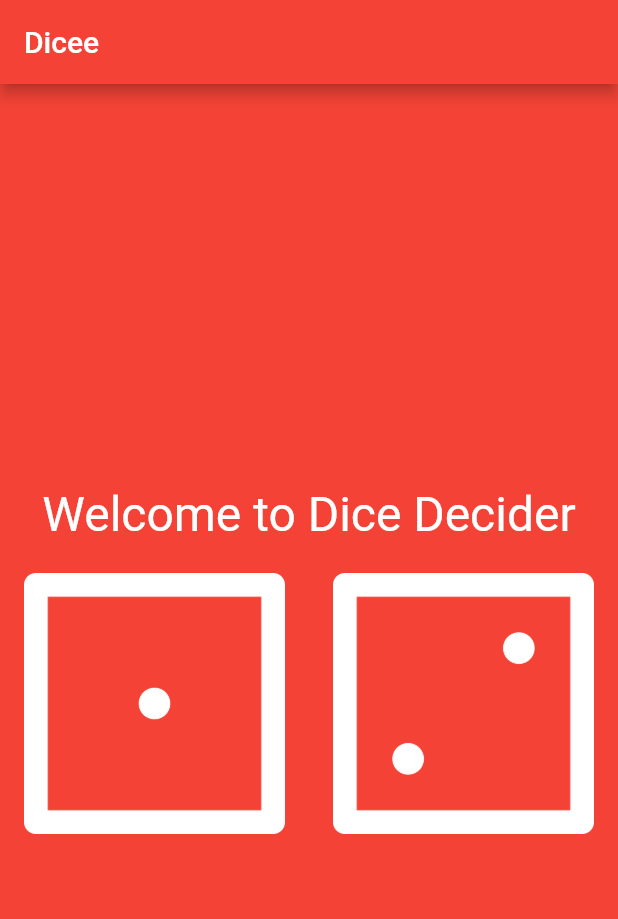
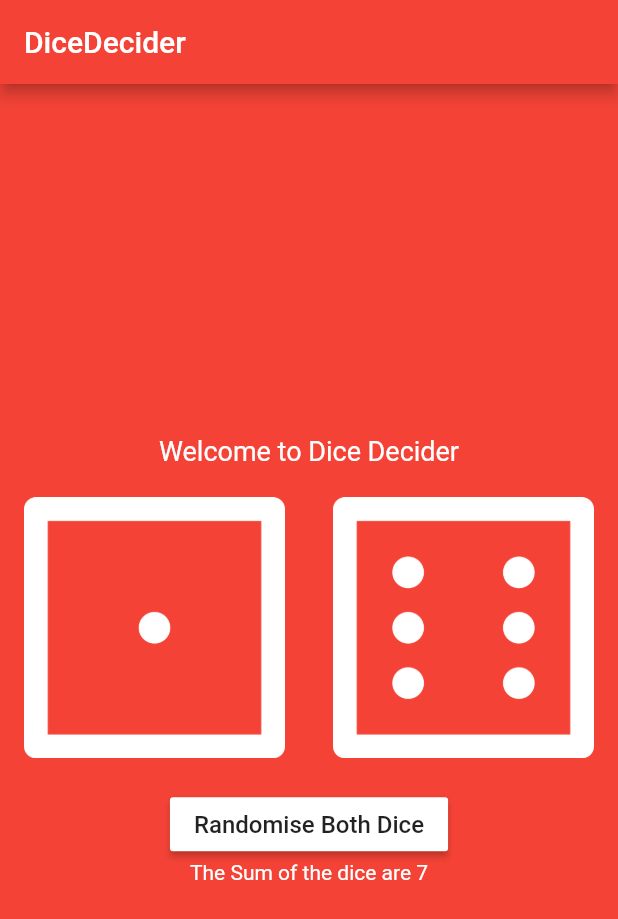
Before and after one commit to DarthBenro008/hello-flutter, a Flutter app: the screen it shows after launch, on a phone screen of 412 x 824 dp. Shown: the top 919 px of the screen. Run offline on Flutter 3.47's test engine with Material 2 defaults, Android fonts, the phone set to English and light mode, and no system bars.

Commit message:
DiceDecider: Stateful widgets and completion

```diff
--- a/dice-decider/lib/main.dart
+++ b/dice-decider/lib/main.dart
@@ -1,4 +1,5 @@
 import 'package:flutter/material.dart';
+import 'dart:math';
 
 void main() {
   return runApp(
@@ -6,7 +7,7 @@ void main() {
       home: Scaffold(
         backgroundColor: Colors.red,
         appBar: AppBar(
-          title: Text('Dicee'),
+          title: Text('DiceDecider'),
           backgroundColor: Colors.red,
         ),
         body: DicePage(),
@@ -15,7 +16,14 @@ void main() {
   );
 }
 
-class DicePage extends StatelessWidget {
+class DicePage extends StatefulWidget {
+  @override
+  _DicePageState createState() => _DicePageState();
+}
+
+class _DicePageState extends State<DicePage> {
+  int leftDice = 1;
+  int rightDice = 6;
   @override
   Widget build(BuildContext context) {
     return Column(
@@ -24,7 +32,7 @@ class DicePage extends StatelessWidget {
         Text(
           'Welcome to Dice Decider',
           style: TextStyle(
-            fontSize: 32,
+            fontSize: 18,
             color: Colors.white,
           ),
         ),
@@ -35,18 +43,50 @@ class DicePage extends StatelessWidget {
           children: <Widget>[
             Expanded(
               child: FlatButton(
-                onPressed: () {},
-                child: Image.asset('images/dice1.png'),
+                onPressed: () {
+                  setState(() {
+                    leftDice = Random().nextInt(6) + 1;
+                  });
+                },
+                child: Image.asset('images/dice$leftDice.png'),
               ),
             ),
             Expanded(
               child: FlatButton(
-                onPressed: () {},
-                child: Image.asset('images/dice2.png'),
+                onPressed: () {
+                  setState(() {
+                    rightDice = Random().nextInt(6) + 1;
+                  });
+                },
+                child: Image.asset('images/dice$rightDice.png'),
               ),
             ),
           ],
         ),
+        SizedBox(
+          height: 20,
+        ),
+        RaisedButton(
+          onPressed: () {
+            setState(() {
+              leftDice = Random().nextInt(6) + 1;
+              rightDice = Random().nextInt(6) + 1;
+            });
+          },
+          child: Text(
+            'Randomise Both Dice',
+            style: TextStyle(
+              fontSize: 16,
+            ),
+          ),
+          color: Colors.white,
+        ),
+        Text(
+          'The Sum of the dice are ${leftDice + rightDice}',
+          style: TextStyle(
+            color: Colors.white,
+          ),
+        )
       ],
     );
   }
```
